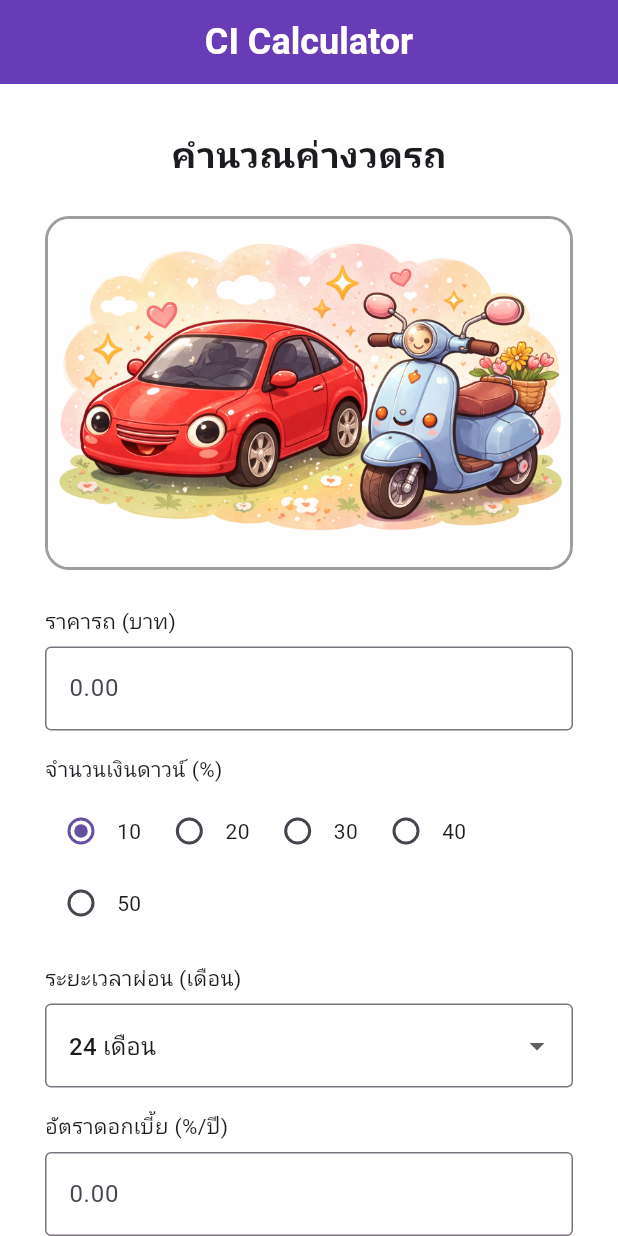
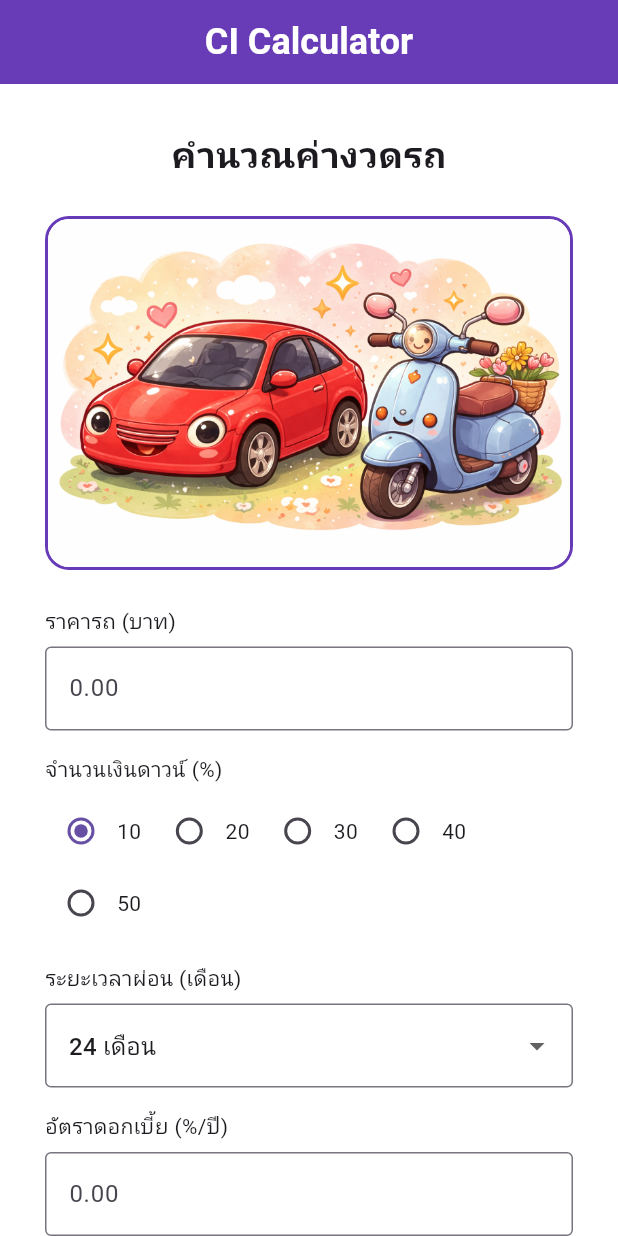
Before and after one commit to cphladplian/flutter_car_installment_app, a Flutter app: the screen it shows after launch, on a phone screen of 412 x 824 dp. Run offline on Flutter 3.47's test engine with Material 3 defaults, Android fonts, the phone set to English and light mode, and no system bars; our stand-ins replace google_fonts; Roboto replaces fonts that are missing (Itim, Kanit).

```diff
--- a/lib/views/car_installment_ui.dart
+++ b/lib/views/car_installment_ui.dart
@@ -110,7 +110,7 @@ class _CarInstallmentUiState extends State<CarInstallmentUi> {
               decoration: BoxDecoration(
                 borderRadius: BorderRadius.circular(16),
                 border: Border.all(
-                  color: Colors.grey,
+                  color: Colors.deepPurple,
                   width: 2,
                 ),
               ),
```
